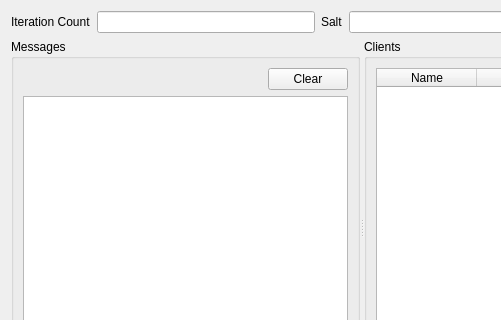
First picture: the form in UI/buzzpage.ui, repository xloem/spot-on-svn, before the edit; both pictures show x 0 to 501 and y 0 to 320 of the 724 by 624 pixel window.
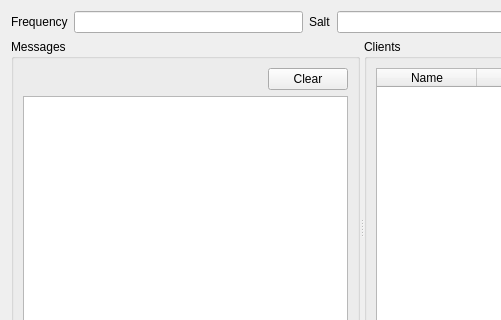
Second picture: the form after the edit. Custom widgets are drawn as their Qt base class.

```diff
--- a/UI/buzzpage.ui
+++ b/UI/buzzpage.ui
@@ -19,7 +19,7 @@
      <item>
       <widget class="QLabel" name="label_3">
        <property name="text">
-        <string>Iteration Count</string>
+        <string>Frequency</string>
        </property>
       </widget>
      </item>
```
